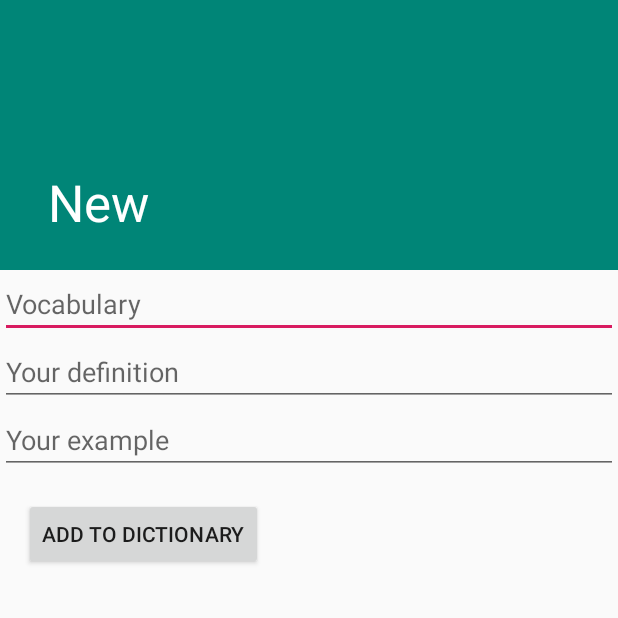
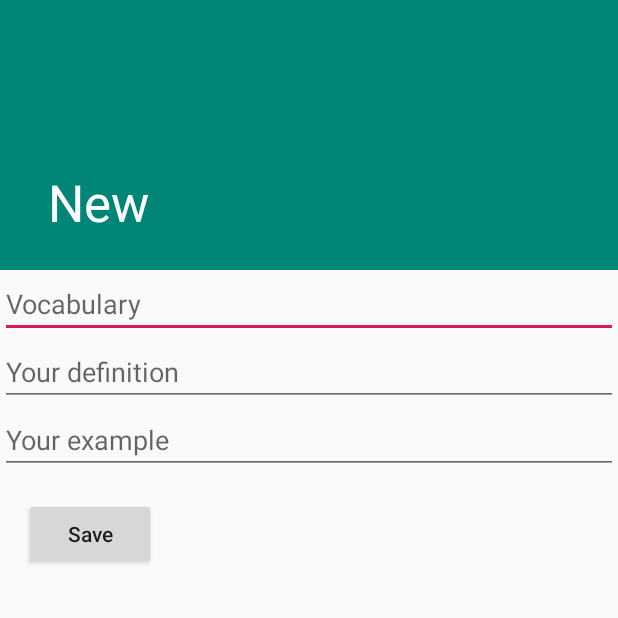
Before and after one commit to moj1987/MyNotebook, an Android app: the VocabEditorActivity screen opened directly, with no data from a screen before it, on a phone screen of 412 x 824 dp, the top half of it. Run offline under Robolectric (Android 15) with nearby library versions, the phone set to English and light mode, and no system bars.

Commit message:
Editor activity shows editing vocab and deletes

```diff
--- a/app/src/main/java/com/example/englishonthego/VocabEditorActivity.java
+++ b/app/src/main/java/com/example/englishonthego/VocabEditorActivity.java
@@ -2,6 +2,7 @@ package com.example.englishonthego;
 
 import android.os.Bundle;
 
+import com.example.englishonthego.model.VocabModel;
 import com.example.englishonthego.viewmodel.VocabEditorViewModel;
 
 import androidx.annotation.NonNull;
@@ -24,7 +25,8 @@ public class VocabEditorActivity extends AppCompatActivity {
     private static final String TAG = "testTTTTTTTTTTTTTTTTT";
 
     private EditText vocabText, definitionText, exampleText;
-    private Boolean isNewNote;
+    private Boolean isNewNote = false;
+    private Boolean isEditing = false;
     Button saveVocabToDictionary;
     private VocabEditorViewModel mViewModel;
 
@@ -63,6 +65,13 @@ public class VocabEditorActivity extends AppCompatActivity {
      */
     private void initViewModel() {
         mViewModel = new ViewModelProvider(this).get(VocabEditorViewModel.class);
+        mViewModel.mLiveVocab.observe(this, vocabModel -> {
+            if (vocabModel != null) {
+                vocabText.setText(vocabModel.getVocab());
+                definitionText.setText(vocabModel.getDefinition());
+                exampleText.setText(vocabModel.getExample());
+            }
+        });
 
         /**
          * Check if new note.
@@ -73,7 +82,7 @@ public class VocabEditorActivity extends AppCompatActivity {
             setTitle("New");
             isNewNote = true;
         } else {
-            setTitle("Edit Vocab");
+            setTitle("Editing");
             int vocabID = extras.getInt(VOCAB_ID_KEY);
             mViewModel.loadVocab(vocabID);
         }
@@ -87,7 +96,6 @@ public class VocabEditorActivity extends AppCompatActivity {
         String definition = definitionText.getText().toString().trim();
         String example = exampleText.getText().toString().trim();
         mViewModel.saveVocab(vocab, definition, example);
-        Log.d(TAG, "came back from saveVocab in view model");
         finish();
     }
 
@@ -102,7 +110,7 @@ public class VocabEditorActivity extends AppCompatActivity {
 
     @Override
     public boolean onOptionsItemSelected(@NonNull MenuItem item) {
-        if(item.getItemId()==R.id.action_delete){
+        if (item.getItemId() == R.id.action_delete) {
             deleteVocab();
         }
         return super.onOptionsItemSelected(item);
--- a/app/src/main/java/com/example/englishonthego/model/VocabModel.java
+++ /dev/null
@@ -1,5 +0,0 @@
-package com.example.englishonthego.model;
-
-public class VocabModel {
-
-}
--- a/app/src/main/java/com/example/englishonthego/ui/VocabAdapter.java
+++ b/app/src/main/java/com/example/englishonthego/ui/VocabAdapter.java
@@ -1,7 +1,6 @@
 package com.example.englishonthego.ui;
 
 import android.content.Context;
-import android.util.Log;
 import android.view.LayoutInflater;
 import android.view.View;
 import android.view.ViewGroup;
@@ -14,8 +13,6 @@ import com.example.englishonthego.R;
 import com.example.englishonthego.model.VocabModel;
 
 import java.util.List;
-
-import static androidx.constraintlayout.widget.Constraints.TAG;
 
 public class VocabAdapter extends RecyclerView.Adapter<VocabAdapter.VocabViewHolder> {
     private static final String TAG = "Vocab Adapter";
--- a/app/src/main/java/com/example/englishonthego/viewmodel/MainViewModel.java
+++ b/app/src/main/java/com/example/englishonthego/viewmodel/MainViewModel.java
@@ -1,20 +1,15 @@
 package com.example.englishonthego.viewmodel;
 
 import android.app.Application;
-import android.text.TextUtils;
 
 import androidx.annotation.NonNull;
 import androidx.lifecycle.AndroidViewModel;
 import androidx.lifecycle.LiveData;
-import androidx.lifecycle.MutableLiveData;
-import androidx.lifecycle.ViewModel;
 
 import com.example.englishonthego.database.AppRepository;
 import com.example.englishonthego.model.VocabModel;
 
 import java.util.List;
-import java.util.concurrent.Executor;
-import java.util.concurrent.Executors;
 
 public class MainViewModel extends AndroidViewModel {
     /**
--- a/app/src/main/java/com/example/englishonthego/viewmodel/VocabEditorViewModel.java
+++ b/app/src/main/java/com/example/englishonthego/viewmodel/VocabEditorViewModel.java
@@ -1,16 +1,14 @@
 package com.example.englishonthego.viewmodel;
 
 import android.app.Application;
+import android.os.Bundle;
 import android.text.TextUtils;
 import android.util.Log;
-import android.widget.Toast;
 
 import androidx.annotation.NonNull;
 import androidx.lifecycle.AndroidViewModel;
 import androidx.lifecycle.MutableLiveData;
-import androidx.lifecycle.ViewModel;
 
-import com.example.englishonthego.VocabEditorActivity;
 import com.example.englishonthego.database.AppRepository;
 import com.example.englishonthego.model.VocabModel;
 
@@ -22,7 +20,7 @@ public class VocabEditorViewModel extends AndroidViewModel {
     private static final String TAG = "testTTTT-EditorVM";
 
     private AppRepository mAppRepository;
-    private MutableLiveData<VocabModel> mLiveVocab = new MutableLiveData<>();
+    public MutableLiveData<VocabModel> mLiveVocab = new MutableLiveData<>();
     private Executor executor = Executors.newSingleThreadExecutor();
 
     public VocabEditorViewModel(@NonNull Application application) {
@@ -36,6 +34,7 @@ public class VocabEditorViewModel extends AndroidViewModel {
             @Override
             public void run() {
                 VocabModel vocab = mAppRepository.getVocabByID(vocabID);
+                mLiveVocab.postValue(vocab);
             }
         });
     }
@@ -62,4 +61,6 @@ public class VocabEditorViewModel extends AndroidViewModel {
     public void deleteVocab() {
         mAppRepository.deleteVocab(mLiveVocab.getValue());
     }
+
+
 }
--- a/app/src/main/res/layout/content_vocab_editor.xml
+++ b/app/src/main/res/layout/content_vocab_editor.xml
@@ -33,5 +33,6 @@
         android:layout_height="wrap_content"
         android:layout_margin="16dp"
         android:gravity="center"
-        android:text="Add to dictionary" />
+        android:textAllCaps="false"
+        android:text="Save" />
 </LinearLayout>
```
Also changed, not shown: app/src/main/java/com/example/englishonthego/tabs/DictionaryFragment.java (+6 -4 lines).
